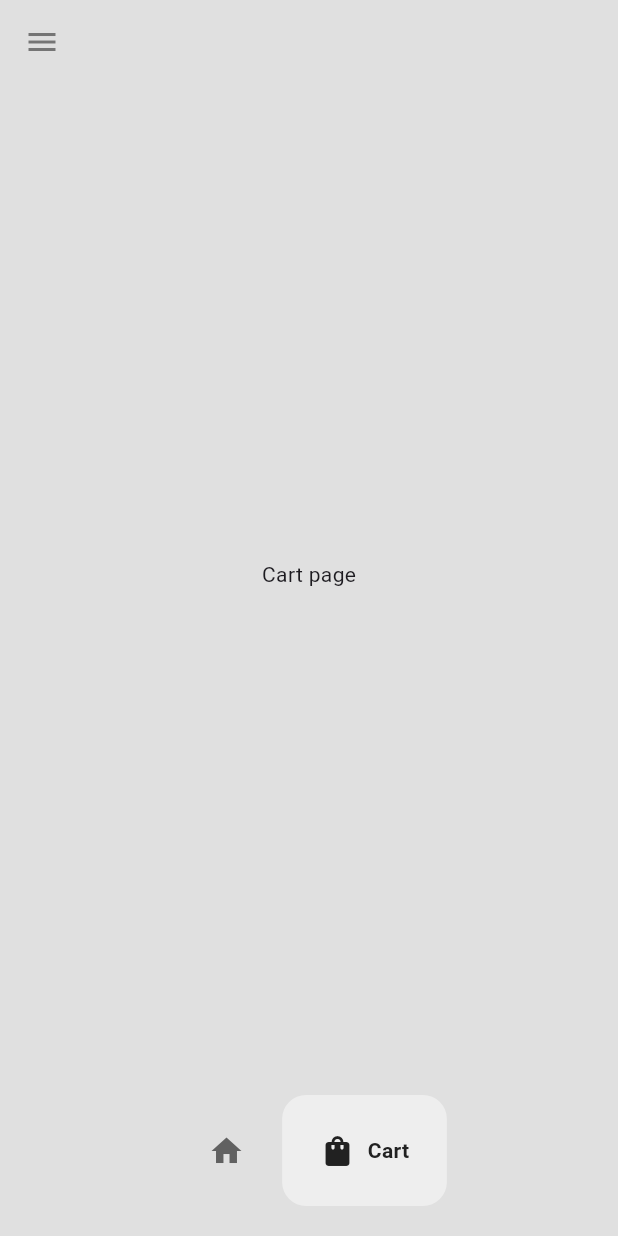
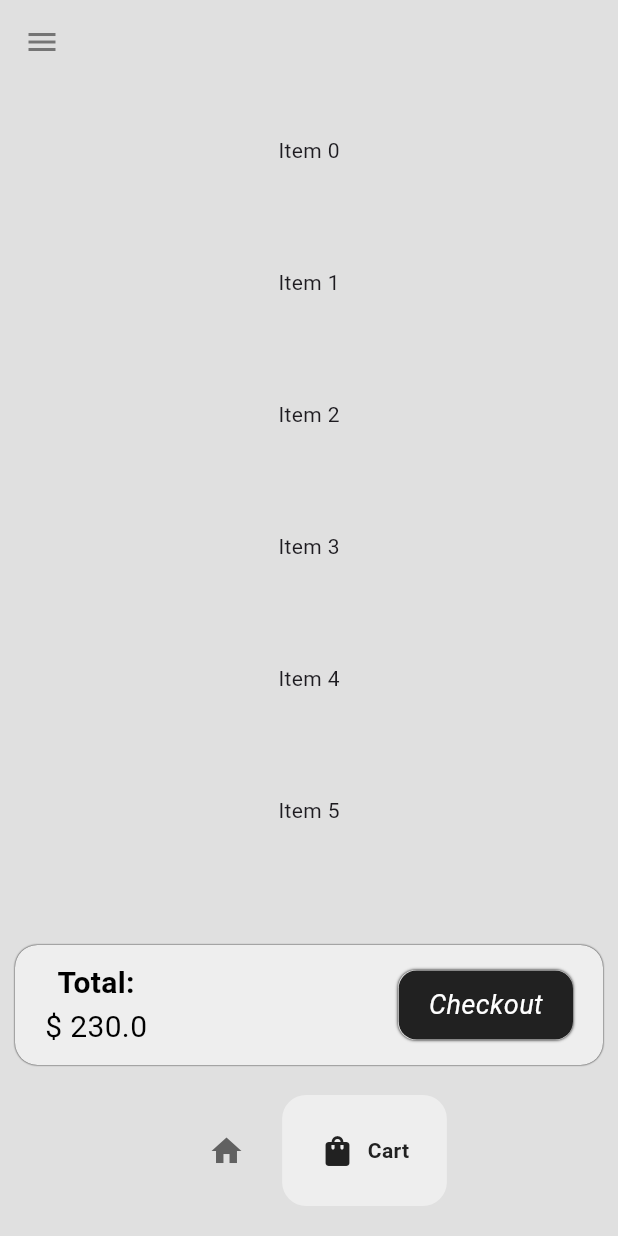
Before and after one commit to jahiduljeesan/FlutterE-commerce, a Flutter app: the Homepage screen opened directly, item 2 of the bottom bar chosen, on a phone screen of 412 x 824 dp. Run offline on Flutter 3.47's test engine with Material 3 defaults, Android fonts, the phone set to English and light mode, and no system bars; drawn by our look-alikes of google_nav_bar; our stand-ins replace hive, hive_flutter; missing offline and left inert: flutter_avif; accounts and stored records are empty.

Commit message:
designed checkout tile

```diff
--- a/lib/pages/cart_page.dart
+++ b/lib/pages/cart_page.dart
@@ -10,10 +10,77 @@
 class _CartPageState extends State<CartPage> {
   @override
   Widget build(BuildContext context) {
-    return Center(
-      child: Text(
-        'Cart page'
-      ),
+    return Column(
+      mainAxisAlignment: MainAxisAlignment.end,
+      children: [
+        Expanded(
+          child: ListView.builder(
+            itemCount: 6, // 👈 Set a real number or state-based length
+            itemBuilder: (context, index) {
+              return Container(
+                height: 80,
+                margin: EdgeInsets.symmetric(vertical: 4, horizontal: 16),
+                color: Colors.grey[300],
+                child: Center(child: Text('Item $index')),
+              );
+            },
+          ),
+        ),
+        Container(
+          margin: EdgeInsets.symmetric(horizontal: 10),
+          padding: EdgeInsets.symmetric(horizontal: 20),
+          height: 80,
+          decoration: BoxDecoration(
+            color: Colors.grey[200],
+            borderRadius: BorderRadius.circular(15),
+            boxShadow: [
+              BoxShadow(
+                blurRadius: 0.3,
+              )
+            ]
+          ),
+          child: Row(
+            crossAxisAlignment: CrossAxisAlignment.center,
+            mainAxisAlignment: MainAxisAlignment.spaceBetween,
+            children: [
+              Column(
+                mainAxisAlignment: MainAxisAlignment.center,
+                children: [
+                  Text(
+                    'Total:',
+                    style: TextStyle(
+                      fontSize: 20,
+                      fontWeight: FontWeight.bold,
+                      color: Colors.black
+                    ),
+                  ),
+                  Text(
+                    '\$ 230.0',
+                    style: TextStyle(
+                        fontSize: 20,
+                        color: Colors.black
+                    ),
+                  ),
+                ],
+              ),
+              Container(
+                padding: EdgeInsets.symmetric(horizontal: 20,vertical: 10),
+                decoration: BoxDecoration(
+                  color: Colors.grey.shade900,
+                  borderRadius: BorderRadius.circular(12),
+                  boxShadow: [
+                    BoxShadow(
+                      blurRadius: 1,
+                      blurStyle: BlurStyle.outer
+                    )
+                  ]
+                ),
+                child: Text('Checkout',style: TextStyle(fontSize: 18,color: Colors.white,fontStyle: FontStyle.italic),),
+              )
+            ],
+          )
+        ),
+      ],
     );
   }
 }
--- a/lib/pages/shop_page.dart
+++ b/lib/pages/shop_page.dart
@@ -1,6 +1,8 @@
 import 'package:flutter/material.dart';
+import 'package:flutter_ecommerce/databases/cart_database.dart';
 import 'package:flutter_ecommerce/model/shoes.dart';
 import 'package:flutter_ecommerce/styles/shoes_style.dart';
+import 'package:hive/hive.dart';
 
 class ShopPage extends StatefulWidget {
   const ShopPage({super.key});
@@ -10,6 +12,9 @@
 }
 
 class _ShopPageState extends State<ShopPage> {
+  //reference the box
+  final _box = Hive.box('cart_box');
+  CartDatabase db = CartDatabase();
 
   List<Shoes> shoes = Shoes.getShoeList();
 
```
